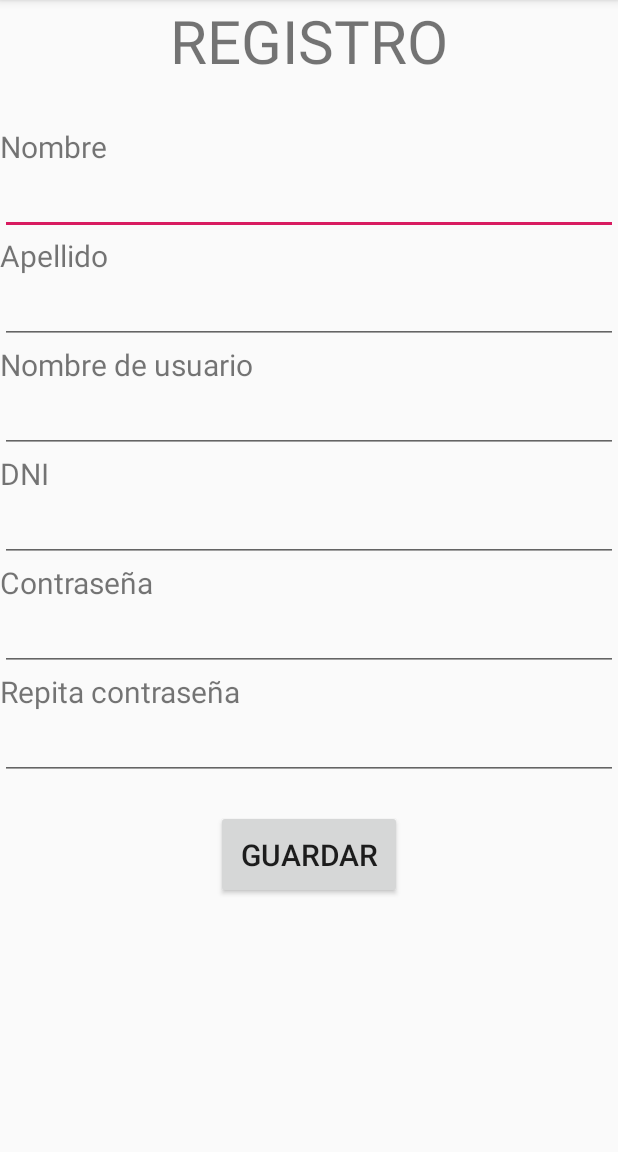
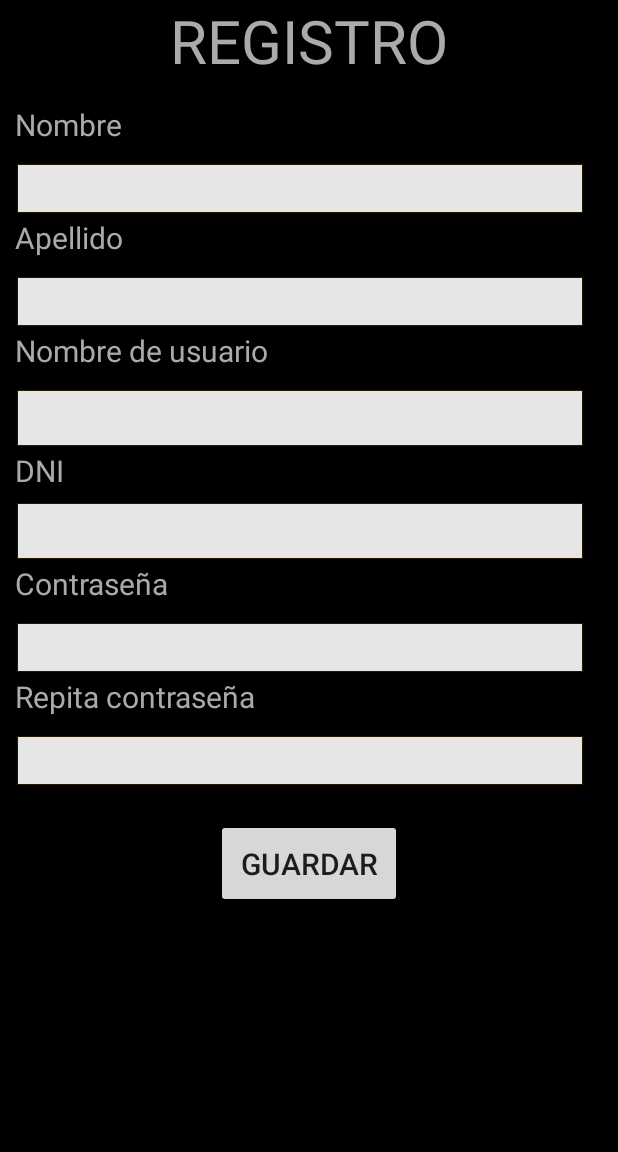
Before and after one commit to lucasag97/AndroidDomotica, an Android app: the RegisterActivity screen opened directly, with no data from a screen before it, on a phone screen of 412 x 824 dp, the part 84-1236 px from its top. Run offline under Robolectric (Android 15) with nearby library versions, the phone set to English and light mode, and no system bars.

Commit message:
algunos cambios visuales

```diff
--- /dev/null
+++ b/app/src/main/res/drawable/fondoprincipal.xml
@@ -0,0 +1,7 @@
+<?xml version="1.0" encoding="utf-8"?>
+<shape xmlns:android="http://schemas.android.com/apk/res/android">
+    <gradient
+        android:startColor="#005500"
+        android:endColor="#00cc00"
+        android:angle="270"/>
+</shape>
--- a/app/src/main/res/layout/activity_login.xml
+++ b/app/src/main/res/layout/activity_login.xml
@@ -1,10 +1,10 @@
 <?xml version="1.0" encoding="utf-8"?>
-<LinearLayout
+<LinearLayout xmlns:android="http://schemas.android.com/apk/res/android"
     xmlns:app="http://schemas.android.com/apk/res-auto"
-    xmlns:android="http://schemas.android.com/apk/res/android"
     xmlns:tools="http://schemas.android.com/tools"
     android:layout_width="match_parent"
     android:layout_height="match_parent"
+    android:background="@android:color/black"
     android:orientation="vertical"
     tools:context=".LoginActivity">
 
@@ -13,41 +13,56 @@
         android:layout_width="match_parent"
         android:layout_height="wrap_content"
         android:layout_marginBottom="100dp"
+        android:background="@android:color/black"
         android:gravity="center"
+        android:scrollbars="none"
         android:text="Bienvenido"
-        android:textSize="50dp" />
+        android:textColor="@android:color/darker_gray"
+        android:textSize="50dp"
+        android:textStyle="bold" />
 
     <EditText
         android:id="@+id/login_username"
         android:layout_width="match_parent"
-        android:layout_height="wrap_content"
+        android:layout_height="50dp"
+        android:layout_marginBottom="10dp"
+        android:background="@android:drawable/editbox_dropdown_light_frame"
         android:ems="10"
+        android:fontFamily="sans-serif"
         android:hint="Nombre de usuario"
         android:inputType="textPersonName" />
 
     <EditText
         android:id="@+id/login_pwd"
         android:layout_width="match_parent"
-        android:layout_height="wrap_content"
+        android:layout_height="50dp"
         android:layout_marginBottom="50dp"
+        android:background="@android:drawable/editbox_dropdown_light_frame"
         android:ems="10"
         android:hint="Contraseña"
         android:inputType="textPassword" />
 
 
-
     <Button
         android:id="@+id/btn_login"
+        style="@style/Widget.AppCompat.Button"
         android:layout_width="match_parent"
         android:layout_height="wrap_content"
+        android:background="@android:drawable/btn_default_small"
+        android:backgroundTint="@android:color/darker_gray"
+        android:elevation="0dp"
         android:text="Iniciar sesión"
         tools:layout_editor_absoluteX="78dp"
         tools:layout_editor_absoluteY="5dp" />
 
     <Button
         android:id="@+id/btn_toregistro"
+        style="@style/Widget.AppCompat.Button"
         android:layout_width="match_parent"
         android:layout_height="wrap_content"
+        android:background="@android:drawable/btn_default_small"
+        android:backgroundTint="@android:color/darker_gray"
+        android:elevation="0dp"
         android:text="Registrarse"
         tools:layout_editor_absoluteX="210dp"
         tools:layout_editor_absoluteY="7dp" />
--- a/app/src/main/res/layout/activity_register.xml
+++ b/app/src/main/res/layout/activity_register.xml
@@ -4,90 +4,128 @@
     xmlns:tools="http://schemas.android.com/tools"
     android:layout_width="match_parent"
     android:layout_height="match_parent"
-    tools:context=".RegisterActivity"
-    android:orientation="vertical">
+    android:background="@android:color/black"
+    android:orientation="vertical"
+    tools:context=".RegisterActivity">
+
     <TextView
         android:layout_width="wrap_content"
         android:layout_height="wrap_content"
+        android:layout_gravity="center"
+        android:layout_marginBottom="15dp"
         android:text="REGISTRO"
-        android:layout_gravity="center"
-        android:textSize="40dp"
-        android:layout_marginBottom="30dp"/>
+        android:textColor="@android:color/darker_gray"
+        android:textSize="40dp" />
+
     <TextView
-        android:layout_width="match_parent"
-        android:layout_height="wrap_content"
+        android:layout_width="380dp"
+        android:layout_height="40dp"
+        android:layout_marginLeft="10dp"
+        android:hint="@string/app_name"
         android:text="Nombre"
-        android:hint="@string/app_name"
+        android:textColor="@android:color/darker_gray"
         android:textSize="20dp" />
 
     <EditText
         android:id="@+id/form_nombre"
-        android:layout_width="match_parent"
-        android:layout_height="wrap_content" />
+        android:layout_width="380dp"
+        android:layout_height="35dp"
+        android:layout_marginLeft="10dp"
+        android:background="@android:drawable/editbox_dropdown_light_frame"
+        android:textColor="@android:color/black"
+        android:textColorHint="@android:color/darker_gray" />
+
     <TextView
-        android:layout_width="match_parent"
-        android:layout_height="wrap_content"
+        android:layout_width="380dp"
+        android:layout_height="40dp"
+        android:layout_marginLeft="10dp"
         android:text="Apellido"
-        android:textSize="20dp"/>
+        android:textColor="@android:color/darker_gray"
+        android:textSize="20dp" />
 
     <EditText
         android:id="@+id/form_apellido"
-        android:layout_width="match_parent"
-        android:layout_height="wrap_content" />
+        android:layout_width="380dp"
+        android:layout_height="35dp"
+        android:layout_marginLeft="10dp"
+        android:background="@android:drawable/editbox_dropdown_light_frame"
+        android:textColor="@android:color/black" />
+
     <TextView
-        android:layout_width="match_parent"
-        android:layout_height="wrap_content"
+        android:layout_width="380dp"
+        android:layout_height="40dp"
+        android:layout_marginLeft="10dp"
         android:text="Nombre de usuario"
-        android:textSize="20dp"/>
+        android:textColor="@android:color/darker_gray"
+        android:textSize="20dp" />
 
     <EditText
         android:id="@+id/form_username"
-        android:layout_width="match_parent"
-        android:layout_height="wrap_content" />
+        android:layout_width="380dp"
+        android:layout_height="40dp"
+        android:layout_marginLeft="10dp"
+        android:background="@android:drawable/editbox_dropdown_light_frame"
+        android:textColor="@android:color/black" />
 
     <TextView
-        android:layout_width="match_parent"
-        android:layout_height="wrap_content"
+        android:layout_width="380dp"
+        android:layout_height="35dp"
+        android:layout_marginLeft="10dp"
         android:text="DNI"
-        android:textSize="20dp"/>
+        android:textColor="@android:color/darker_gray"
+        android:textSize="20dp" />
 
     <EditText
         android:id="@+id/form_dni"
-        android:layout_width="match_parent"
-        android:layout_height="wrap_content" />
+        android:layout_width="380dp"
+        android:layout_height="40dp"
+        android:layout_marginLeft="10dp"
+        android:background="@android:drawable/editbox_dropdown_light_frame"
+        android:inputType="number"
+        android:textColor="@android:color/black" />
 
     <TextView
-        android:layout_width="match_parent"
-        android:layout_height="wrap_content"
+        android:layout_width="380dp"
+        android:layout_height="40dp"
+        android:layout_marginLeft="10dp"
         android:text="Contraseña"
-        android:textSize="20dp"/>
+        android:textColor="@android:color/darker_gray"
+        android:textSize="20dp" />
 
     <EditText
         android:id="@+id/form_pwd"
+        android:layout_width="380dp"
+        android:layout_height="35dp"
+        android:layout_marginLeft="10dp"
+        android:background="@android:drawable/editbox_dropdown_light_frame"
         android:inputType="textPassword"
-        android:layout_width="match_parent"
-        android:layout_height="wrap_content"/>
+        android:textColor="@android:color/black" />
 
     <TextView
-        android:layout_width="match_parent"
-        android:layout_height="wrap_content"
+        android:layout_width="380dp"
+        android:layout_height="40dp"
+        android:layout_marginLeft="10dp"
         android:text="Repita contraseña"
-        android:textSize="20dp"/>
+        android:textColor="@android:color/darker_gray"
+        android:textSize="20dp" />
 
     <EditText
         android:id="@+id/pwd_repeat"
+        android:layout_width="380dp"
+        android:layout_height="35dp"
+        android:layout_marginLeft="10dp"
+        android:layout_marginBottom="20dp"
+        android:background="@android:drawable/editbox_dropdown_light_frame"
         android:inputType="textPassword"
-        android:layout_width="match_parent"
-        android:layout_marginBottom="20dp"
-        android:layout_height="wrap_content"/>
+        android:textColor="@android:color/black" />
 
     <Button
         android:layout_width="wrap_content"
         android:layout_height="wrap_content"
+        android:layout_gravity="center_horizontal"
+        android:onClick="onClick"
+        android:padding="16dp"
         android:text="Guardar"
-        android:padding="16dp"
-        android:textSize="20dp"
-        android:layout_gravity="center_horizontal"
-        android:onClick="onClick"/>
+        android:textSize="20dp" />
 
 </LinearLayout>
```
